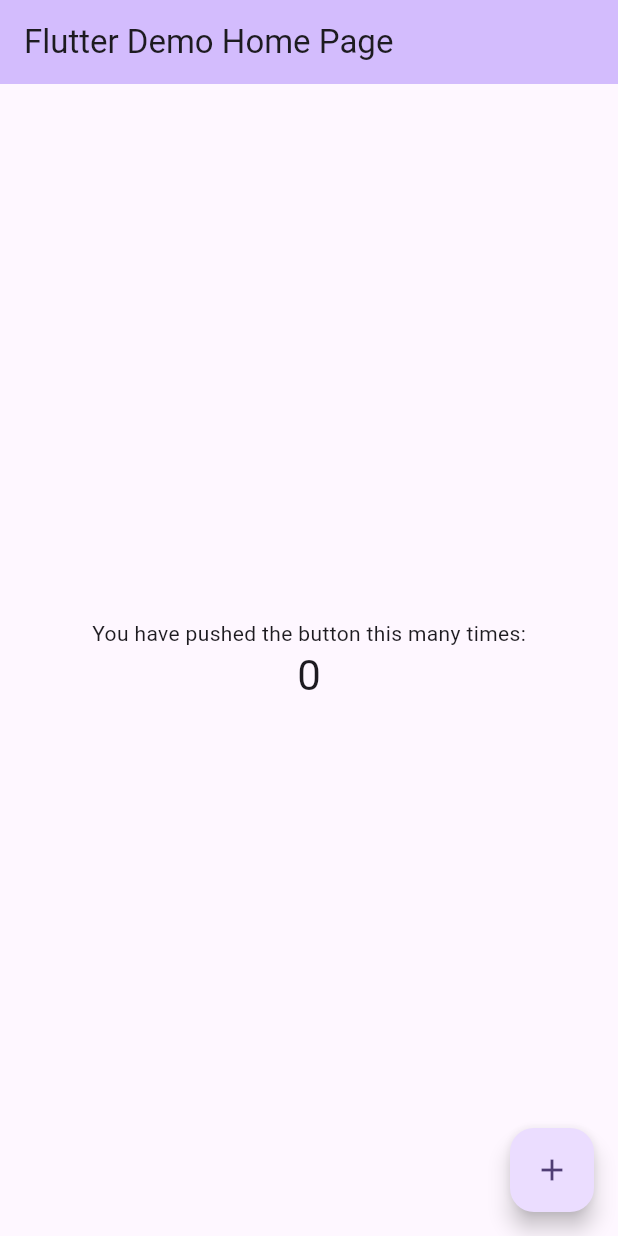
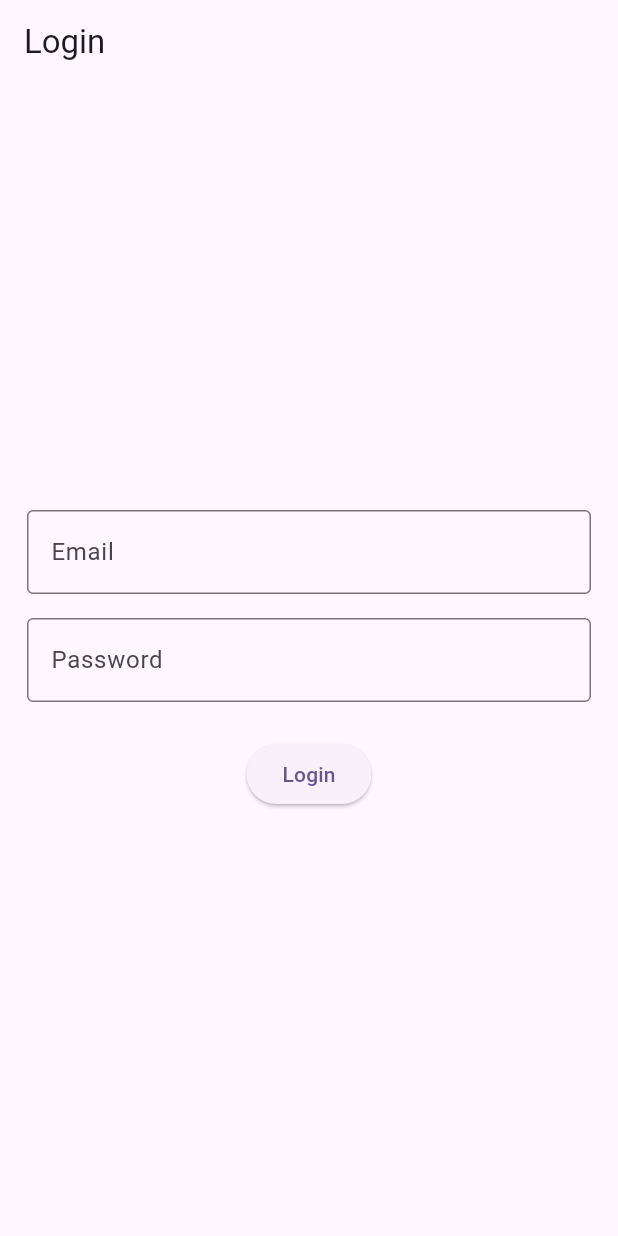
Before and after one commit to PedroItaloQ/flutter_signin_page, a Flutter app: the screen it shows after launch, on a phone screen of 412 x 824 dp. Run offline on Flutter 3.47's test engine with Material 3 defaults, Android fonts, the phone set to English and light mode, and no system bars.

Commit message:
feat: Created signinPage

```diff
--- a/lib/main.dart
+++ b/lib/main.dart
@@ -7,119 +7,98 @@ void main() {
 class MyApp extends StatelessWidget {
   const MyApp({super.key});
 
-  // This widget is the root of your application.
   @override
   Widget build(BuildContext context) {
     return MaterialApp(
-      title: 'Flutter Demo',
+      title: 'Flutter Login Demo',
       theme: ThemeData(
-        // This is the theme of your application.
-        //
-        // TRY THIS: Try running your application with "flutter run". You'll see
-        // the application has a purple toolbar. Then, without quitting the app,
-        // try changing the seedColor in the colorScheme below to Colors.green
-        // and then invoke "hot reload" (save your changes or press the "hot
-        // reload" button in a Flutter-supported IDE, or press "r" if you used
-        // the command line to start the app).
-        //
-        // Notice that the counter didn't reset back to zero; the application
-        // state is not lost during the reload. To reset the state, use hot
-        // restart instead.
-        //
-        // This works for code too, not just values: Most code changes can be
-        // tested with just a hot reload.
         colorScheme: ColorScheme.fromSeed(seedColor: Colors.deepPurple),
         useMaterial3: true,
       ),
-      home: const MyHomePage(title: 'Flutter Demo Home Page'),
+      home: const LoginPage(),
     );
   }
 }
 
-class MyHomePage extends StatefulWidget {
-  const MyHomePage({super.key, required this.title});
-
-  // This widget is the home page of your application. It is stateful, meaning
-  // that it has a State object (defined below) that contains fields that affect
-  // how it looks.
-
-  // This class is the configuration for the state. It holds the values (in this
-  // case the title) provided by the parent (in this case the App widget) and
-  // used by the build method of the State. Fields in a Widget subclass are
-  // always marked "final".
-
-  final String title;
+class LoginPage extends StatefulWidget {
+  const LoginPage({super.key});
 
   @override
-  State<MyHomePage> createState() => _MyHomePageState();
+  State<LoginPage> createState() => _LoginPageState();
 }
 
-class _MyHomePageState extends State<MyHomePage> {
-  int _counter = 0;
+class _LoginPageState extends State<LoginPage> {
+  final _emailController = TextEditingController();
+  final _passwordController = TextEditingController();
+  final _formKey = GlobalKey<FormState>();
 
-  void _incrementCounter() {
-    setState(() {
-      // This call to setState tells the Flutter framework that something has
-      // changed in this State, which causes it to rerun the build method below
-      // so that the display can reflect the updated values. If we changed
-      // _counter without calling setState(), then the build method would not be
-      // called again, and so nothing would appear to happen.
-      _counter++;
-    });
+  void _login() {
+    if (_formKey.currentState?.validate() ?? false) {
+      final email = _emailController.text;
+      final password = _passwordController.text;
+
+
+      ScaffoldMessenger.of(context).showSnackBar(
+        SnackBar(content: Text('Logging in with email: $email')),
+      );
+    }
   }
 
   @override
   Widget build(BuildContext context) {
-    // This method is rerun every time setState is called, for instance as done
-    // by the _incrementCounter method above.
-    //
-    // The Flutter framework has been optimized to make rerunning build methods
-    // fast, so that you can just rebuild anything that needs updating rather
-    // than having to individually change instances of widgets.
     return Scaffold(
       appBar: AppBar(
-        // TRY THIS: Try changing the color here to a specific color (to
-        // Colors.amber, perhaps?) and trigger a hot reload to see the AppBar
-        // change color while the other colors stay the same.
-        backgroundColor: Theme.of(context).colorScheme.inversePrimary,
-        // Here we take the value from the MyHomePage object that was created by
-        // the App.build method, and use it to set our appbar title.
-        title: Text(widget.title),
+        title: const Text('Login'),
       ),
-      body: Center(
-        // Center is a layout widget. It takes a single child and positions it
-        // in the middle of the parent.
+      body: Padding(
+        padding: const EdgeInsets.all(18.0),
+        child: Form(
+          key: _formKey,
           child: Column(
-          // Column is also a layout widget. It takes a list of children and
-          // arranges them vertically. By default, it sizes itself to fit its
-          // children horizontally, and tries to be as tall as its parent.
-          //
-          // Column has various properties to control how it sizes itself and
-          // how it positions its children. Here we use mainAxisAlignment to
-          // center the children vertically; the main axis here is the vertical
-          // axis because Columns are vertical (the cross axis would be
-          // horizontal).
-          //
-          // TRY THIS: Invoke "debug painting" (choose the "Toggle Debug Paint"
-          // action in the IDE, or press "p" in the console), to see the
-          // wireframe for each widget.
             mainAxisAlignment: MainAxisAlignment.center,
             children: <Widget>[
-            const Text(
-              'You have pushed the button this many times:',
+              TextFormField(
+                controller: _emailController,
+                decoration: const InputDecoration(
+                  labelText: 'Email',
+                  border: OutlineInputBorder(),
                 ),
-            Text(
-              '$_counter',
-              style: Theme.of(context).textTheme.headlineMedium,
+                keyboardType: TextInputType.emailAddress,
+                validator: (value) {
+                  if (value == null || value.isEmpty) {
+                    return 'Please enter your email';
+                  }
+
+                  if (!RegExp(r'^[^@]+@[^@]+\.[^@]+').hasMatch(value)) {
+                    return 'Please enter a valid email address';
+                  }
+                  return null;
+                },
+              ),
+              const SizedBox(height: 16.0),
+              TextFormField(
+                controller: _passwordController,
+                decoration: const InputDecoration(
+                  labelText: 'Password',
+                  border: OutlineInputBorder(),
+                ),
+                obscureText: true,
+                validator: (value) {
+                  if (value == null || value.isEmpty) {
+                    return 'Please enter your password';
+                  }
+                  return null;
+                },
+              ),
+              const SizedBox(height: 24.0),
+              ElevatedButton(
+                onPressed: _login,
+                child: const Text('Login'),
               ),
             ],
           ),
         ),
-      floatingActionButton: FloatingActionButton(
-        onPressed: _incrementCounter,
-        tooltip: 'Increment',
-        child: const Icon(Icons.add),
-      ), // This trailing comma makes auto-formatting nicer for build methods.
+      ),
     );
   }
 }
```
Lines whose indentation alone changed are shown as unchanged.
